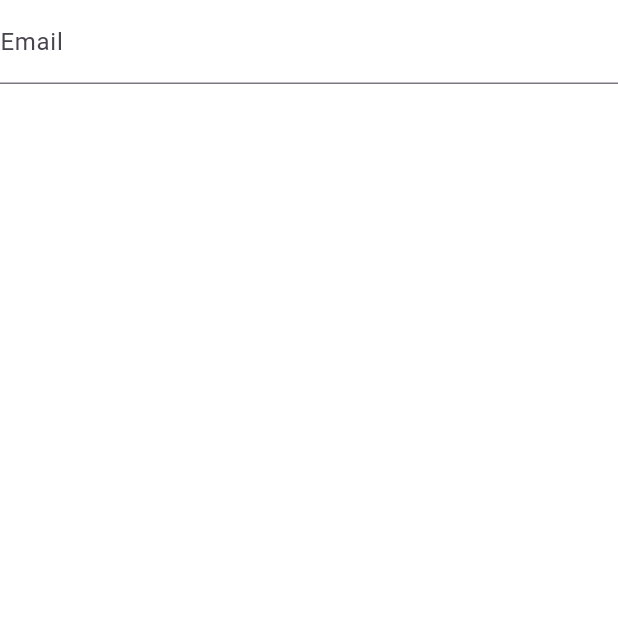
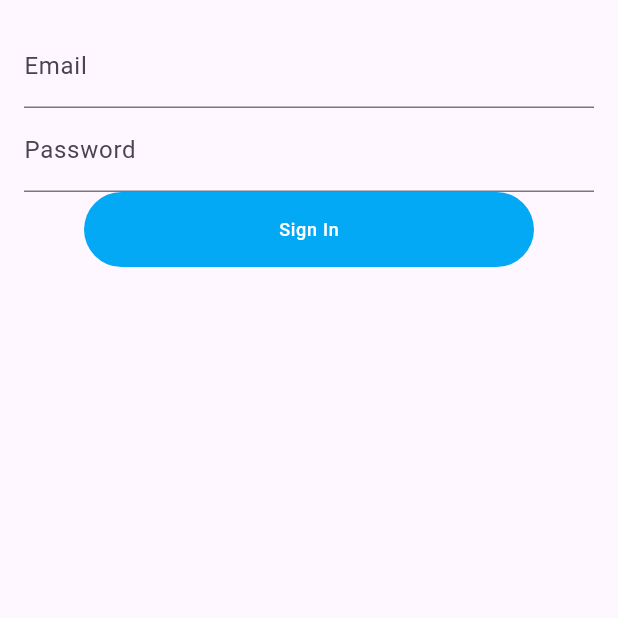
Before and after one commit to Albatrossman/Kidventory-WEB, a Flutter app: the screen it shows after launch, on a phone screen of 412 x 824 dp, the top half of it. Run offline on Flutter 3.47's test engine with Material 3 defaults, Android fonts, the phone set to English and light mode, and no system bars; our stand-ins replace rounded_loading_button_plus, syncfusion_flutter_calendar; key blocks and very long unbroken strings in the code were emptied for the run.

Commit message:
feat: Add basic struct of the SignInScreen

```diff
--- a/lib/feature/auth/sign_in/sign_in_screen.dart
+++ b/lib/feature/auth/sign_in/sign_in_screen.dart
@@ -1,8 +1,12 @@
+import 'dart:async';
+
 import 'package:flutter/material.dart';
+import 'package:rounded_loading_button_plus/rounded_loading_button.dart';
 
 class SignInScreen extends StatelessWidget {
-
-  const SignInScreen({Key? key,}) : super(key: key);
+  const SignInScreen({
+    super.key,
+  });
 
   @override
   Widget build(BuildContext context) {
@@ -11,17 +15,48 @@ class SignInScreen extends StatelessWidget {
 }
 
 class _SignInScreenContent extends StatelessWidget {
+  final RoundedLoadingButtonController _btnController =
+      RoundedLoadingButtonController();
+
+  void _doSomething() async {
+    Timer(const Duration(seconds: 3), () {
+      _btnController.success();
+    });
+  }
+
   @override
   Widget build(BuildContext context) {
-    return Column(
-      children: <Widget>[
-        TextField(
-          decoration: InputDecoration(
-            label: Text("Email"),
-
-          ),
-        )
-      ],
+    return Scaffold(
+      body: Padding(
+        padding: const EdgeInsets.all(16.0),
+        child: Column(
+          children: <Widget>[
+            const TextField(
+              decoration: InputDecoration(
+                label: Text("Email"),
+              ),
+            ),
+            const TextField(
+              decoration: InputDecoration(
+                label: Text(
+                  "Password",
+                ),
+              ),
+            ),
+            RoundedLoadingButton(
+              controller: _btnController,
+              onPressed: _doSomething,
+              elevation: 0,
+              child: Text(
+                "Sign In",
+                style: Theme.of(context).textTheme.labelMedium?.copyWith(
+                    color: Theme.of(context).colorScheme.onPrimary
+                ),
+              ),
+            ),
+          ],
+        ),
+      ),
     );
   }
 }
--- a/pubspec.yaml
+++ b/pubspec.yaml
@@ -40,6 +40,7 @@ dependencies:
   http: ^1.2.1
   intl: ^0.19.0
   flutter_svg: ^2.0.10+1
+  rounded_loading_button_plus: ^3.0.1
 
 dev_dependencies:
   flutter_test:
```
Also changed, not shown: pubspec.lock.
